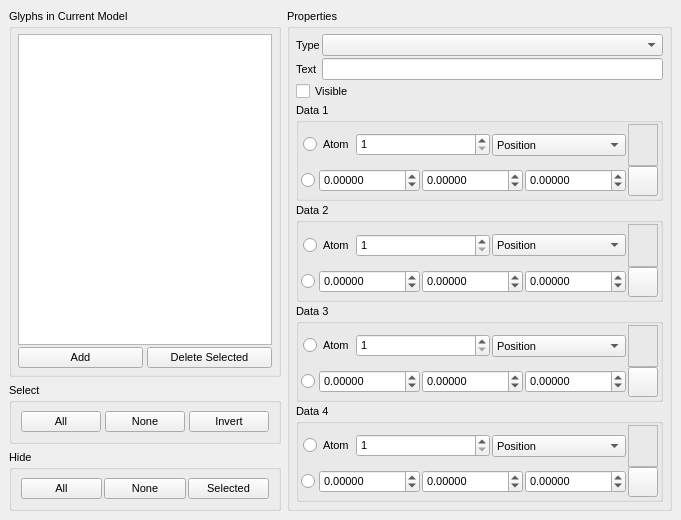
Old version of the form trunk/src/gui/glyphs.ui in the repository trisyoungs/aten.
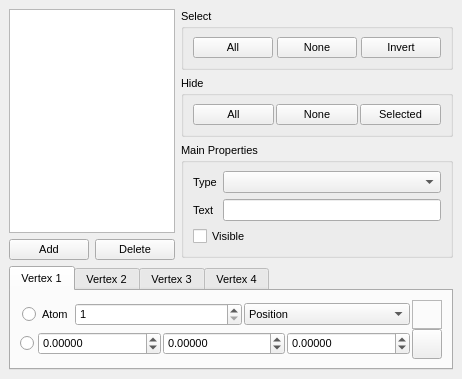
New version of the form. Icons and pictures are not drawn. Custom widgets are drawn as their Qt base class.

Commit message: Added overloaded Matrix::applyScaling() and Primitive::defineVertex() functions to accept Vec3<double>s as arguments. Tweaked format of header in disorder builder output. Fixed - watermethane script. Moved glyph rendering to separate file src/render/engine_glyph.cpp and tidied up code a little. Reimplemented tetrahedron rendering. Fixed - Rendering of line glyphs, and arrow bodies of vector and arrow glyphs.

```diff
--- a/trunk/src/gui/glyphs.ui
+++ b/trunk/src/gui/glyphs.ui
@@ -5,10 +5,16 @@
    <rect>
     <x>0</x>
     <y>0</y>
-    <width>571</width>
-    <height>520</height>
+    <width>307</width>
+    <height>379</height>
    </rect>
   </property>
+  <property name="minimumSize">
+   <size>
+    <width>307</width>
+    <height>379</height>
+   </size>
+  </property>
   <property name="font">
    <font>
     <pointsize>8</pointsize>
@@ -24,21 +30,11 @@
    <string>Glyphs</string>
   </property>
   <widget class="QWidget" name="dockWidgetContents">
-   <layout class="QHBoxLayout" name="horizontalLayout_2">
+   <layout class="QVBoxLayout" name="verticalLayout_4">
     <item>
-     <layout class="QVBoxLayout" name="verticalLayout_3">
+     <layout class="QHBoxLayout" name="horizontalLayout_18">
       <item>
-       <widget class="QGroupBox" name="GlyphBox">
-        <property name="title">
-         <string>Glyphs in Current Model</string>
-        </property>
-        <layout class="QVBoxLayout" name="verticalLayout">
-         <property name="spacing">
-          <number>2</number>
-         </property>
-         <property name="margin">
-          <number>6</number>
-         </property>
+       <layout class="QVBoxLayout" name="verticalLayout_2">
          <item>
           <widget class="QListWidget" name="GlyphList">
            <property name="editTriggers">
@@ -53,13 +49,7 @@
           </widget>
          </item>
          <item>
-          <layout class="QHBoxLayout" name="_2">
-           <property name="spacing">
-            <number>4</number>
-           </property>
-           <property name="margin">
-            <number>0</number>
-           </property>
+         <layout class="QHBoxLayout" name="horizontalLayout_2">
            <item>
             <widget class="QPushButton" name="GlyphAddButton">
              <property name="text">
@@ -73,7 +63,7 @@
            <item>
             <widget class="QPushButton" name="GlyphDeleteSelectedButton">
              <property name="text">
-              <string>Delete Selected</string>
+             <string>Delete</string>
              </property>
              <property name="autoDefault">
               <bool>false</bool>
@@ -83,10 +73,17 @@
           </layout>
          </item>
         </layout>
-       </widget>
       </item>
+      <item>
+       <layout class="QVBoxLayout" name="verticalLayout_3">
       <item>
        <widget class="QGroupBox" name="GlyphSelectGroup">
+          <property name="sizePolicy">
+           <sizepolicy hsizetype="Minimum" vsizetype="Preferred">
+            <horstretch>0</horstretch>
+            <verstretch>0</verstretch>
+           </sizepolicy>
+          </property>
         <property name="title">
          <string>Select</string>
         </property>
@@ -147,6 +144,12 @@
       </item>
       <item>
        <widget class="QGroupBox" name="GlyphHideGroup">
+          <property name="sizePolicy">
+           <sizepolicy hsizetype="Minimum" vsizetype="Preferred">
+            <horstretch>0</horstretch>
+            <verstretch>0</verstretch>
+           </sizepolicy>
+          </property>
         <property name="title">
          <string>Hide</string>
         </property>
@@ -205,26 +208,18 @@
         </layout>
        </widget>
       </item>
-     </layout>
-    </item>
     <item>
      <widget class="QGroupBox" name="PropertiesBox">
       <property name="sizePolicy">
-       <sizepolicy hsizetype="Expanding" vsizetype="Expanding">
+           <sizepolicy hsizetype="Expanding" vsizetype="Minimum">
         <horstretch>0</horstretch>
         <verstretch>0</verstretch>
        </sizepolicy>
       </property>
       <property name="title">
-       <string>Properties</string>
-      </property>
-      <layout class="QVBoxLayout" name="verticalLayout_2">
-       <property name="spacing">
-        <number>2</number>
-       </property>
-       <property name="margin">
-        <number>6</number>
-       </property>
+           <string>Main Properties</string>
+          </property>
+          <layout class="QVBoxLayout" name="verticalLayout">
        <item>
         <layout class="QGridLayout" name="gridLayout_5">
          <item row="0" column="0">
@@ -269,24 +264,36 @@
          </property>
         </widget>
        </item>
+          </layout>
+         </widget>
+        </item>
        <item>
-        <widget class="QGroupBox" name="Data1Group">
-         <property name="sizePolicy">
-          <sizepolicy hsizetype="Expanding" vsizetype="Preferred">
-           <horstretch>0</horstretch>
-           <verstretch>0</verstretch>
-          </sizepolicy>
-         </property>
-         <property name="title">
-          <string>Data 1</string>
-         </property>
-         <layout class="QHBoxLayout" name="horizontalLayout_18">
-          <property name="spacing">
-           <number>2</number>
-          </property>
-          <property name="margin">
-           <number>2</number>
-          </property>
+         <spacer name="verticalSpacer">
+          <property name="orientation">
+           <enum>Qt::Vertical</enum>
+          </property>
+          <property name="sizeHint" stdset="0">
+           <size>
+            <width>20</width>
+            <height>40</height>
+           </size>
+          </property>
+         </spacer>
+        </item>
+       </layout>
+      </item>
+     </layout>
+    </item>
+    <item>
+     <widget class="QTabWidget" name="DataTabWidget">
+      <property name="currentIndex">
+       <number>0</number>
+      </property>
+      <widget class="QWidget" name="Vertex1Tab">
+       <attribute name="title">
+        <string>Vertex 1</string>
+       </attribute>
+       <layout class="QHBoxLayout" name="horizontalLayout_19">
           <item>
            <layout class="QGridLayout" name="gridLayout">
             <property name="spacing">
@@ -530,25 +537,11 @@
           </item>
          </layout>
         </widget>
-       </item>
-       <item>
-        <widget class="QGroupBox" name="Data2Group">
-         <property name="sizePolicy">
-          <sizepolicy hsizetype="Expanding" vsizetype="Preferred">
-           <horstretch>0</horstretch>
-           <verstretch>0</verstretch>
-          </sizepolicy>
-         </property>
-         <property name="title">
-          <string>Data 2</string>
-         </property>
-         <layout class="QHBoxLayout" name="horizontalLayout_19">
-          <property name="spacing">
-           <number>2</number>
-          </property>
-          <property name="margin">
-           <number>2</number>
-          </property>
+      <widget class="QWidget" name="Vertex2Tab">
+       <attribute name="title">
+        <string>Vertex 2</string>
+       </attribute>
+       <layout class="QHBoxLayout" name="horizontalLayout_20">
           <item>
            <layout class="QGridLayout" name="gridLayout_2">
             <property name="spacing">
@@ -792,25 +785,11 @@
           </item>
          </layout>
         </widget>
-       </item>
-       <item>
-        <widget class="QGroupBox" name="Data3Group">
-         <property name="sizePolicy">
-          <sizepolicy hsizetype="Expanding" vsizetype="Preferred">
-           <horstretch>0</horstretch>
-           <verstretch>0</verstretch>
-          </sizepolicy>
-         </property>
-         <property name="title">
-          <string>Data 3</string>
-         </property>
-         <layout class="QHBoxLayout" name="horizontalLayout_20">
-          <property name="spacing">
-           <number>2</number>
-          </property>
-          <property name="margin">
-           <number>2</number>
-          </property>
+      <widget class="QWidget" name="Vertex3Tab">
+       <attribute name="title">
+        <string>Vertex 3</string>
+       </attribute>
+       <layout class="QHBoxLayout" name="horizontalLayout_21">
           <item>
            <layout class="QGridLayout" name="gridLayout_3">
             <property name="spacing">
@@ -1054,25 +1033,11 @@
           </item>
          </layout>
         </widget>
-       </item>
-       <item>
-        <widget class="QGroupBox" name="Data4Group">
-         <property name="sizePolicy">
-          <sizepolicy hsizetype="Expanding" vsizetype="Preferred">
-           <horstretch>0</horstretch>
-           <verstretch>0</verstretch>
-          </sizepolicy>
-         </property>
-         <property name="title">
-          <string>Data 4</string>
-         </property>
-         <layout class="QHBoxLayout" name="horizontalLayout_21">
-          <property name="spacing">
-           <number>2</number>
-          </property>
-          <property name="margin">
-           <number>2</number>
-          </property>
+      <widget class="QWidget" name="Vertex4Tab">
+       <attribute name="title">
+        <string>Vertex 4</string>
+       </attribute>
+       <layout class="QHBoxLayout" name="horizontalLayout_22">
           <item>
            <layout class="QGridLayout" name="gridLayout_4">
             <property name="spacing">
@@ -1316,8 +1281,6 @@
           </item>
          </layout>
         </widget>
-       </item>
-      </layout>
      </widget>
     </item>
    </layout>
```
Lines whose indentation alone changed are shown as unchanged. The commit also changes 17 other files.
